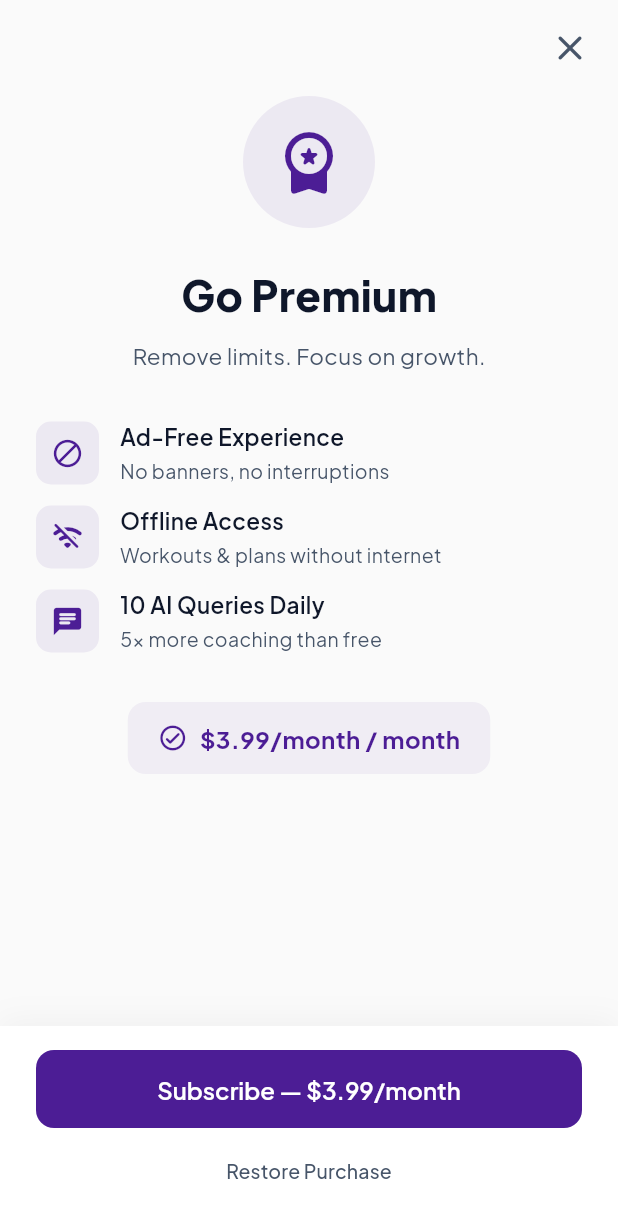
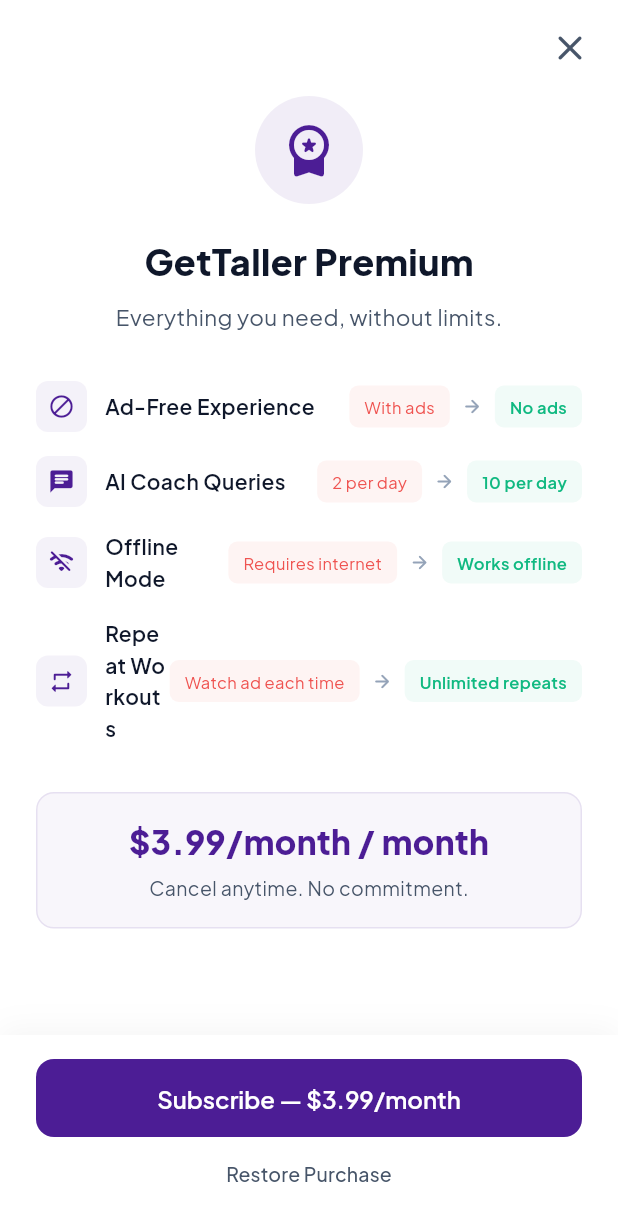
Before and after one commit to MirzaAliAkbar/GetTaller, a Flutter app: the PremiumScreen screen opened by its route, on a phone screen of 412 x 824 dp. Shown: the top 1221 px of the screen. Run offline on Flutter 3.47's test engine with Material 3 defaults, Android fonts, the phone set to English and light mode, and no system bars; our stand-ins replace connectivity_plus, equatable, firebase_analytics, firebase_core, firebase_crashlytics, firebase_remote_config and 14 more; missing offline and left inert: app_tracking_transparency; accounts and stored records are empty; statements that could not run were skipped.

Commit message:
Fix premium system: banner ads, premium banner, premium screen
- BannerAdWidget: premium users see no ads (was always showing)
- PremiumBanner: subtle inline card (was big purple box)
- PremiumScreen: redesign with free vs premium comparison
- Better value proposition and cleaner layout

```diff
--- a/lib/features/premium/presentation/screens/premium_screen.dart
+++ b/lib/features/premium/presentation/screens/premium_screen.dart
@@ -4,15 +4,7 @@
 import '../../../../core/services/subscription_service.dart';
 import '../../../../core/theme/app_theme.dart';
 
-/// Premium subscription screen — clean, conversion-focused design.
-///
-/// Design System (ui-ux-pro-max):
-/// - Pattern: SaaS Mobile Premium
-/// - Style: Clean, minimal, health/wellness
-/// - Colors: Primary purple, wellness green accent, clean white
-/// - Typography: Plus Jakarta Sans (clean, modern)
-/// - Effects: Subtle shadows, spring animations
-/// - Touch: All targets ≥44px, clear visual hierarchy
+/// Premium subscription screen — clear value proposition.
 class PremiumScreen extends ConsumerStatefulWidget {
   const PremiumScreen({super.key});
 
@@ -20,25 +12,8 @@
   ConsumerState<PremiumScreen> createState() => _PremiumScreenState();
 }
 
-class _PremiumScreenState extends ConsumerState<PremiumScreen>
-    with SingleTickerProviderStateMixin {
-  late AnimationController _animController;
+class _PremiumScreenState extends ConsumerState<PremiumScreen> {
   bool _isSubscribing = false;
-
-  @override
-  void initState() {
-    super.initState();
-    _animController = AnimationController(
-      duration: const Duration(milliseconds: 400),
-      vsync: this,
-    )..forward();
-  }
-
-  @override
-  void dispose() {
-    _animController.dispose();
-    super.dispose();
-  }
 
   @override
   Widget build(BuildContext context) {
@@ -47,11 +22,11 @@
     final price = subscription.priceString;
 
     return Scaffold(
-      backgroundColor: const Color(0xFFFAFAFA),
+      backgroundColor: Colors.white,
       body: SafeArea(
         child: Column(
           children: [
-            // ── Close button ──
+            // Close button
             Align(
               alignment: Alignment.topRight,
               child: Padding(
@@ -67,27 +42,17 @@
               ),
             ),
 
-            // ── Content ──
+            // Content
             Expanded(
               child: SingleChildScrollView(
                 padding: const EdgeInsets.symmetric(horizontal: 24),
-                child: FadeTransition(
-                  opacity: _animController,
-                  child: SlideTransition(
-                    position: Tween<Offset>(
-                      begin: const Offset(0, 0.05),
-                      end: Offset.zero,
-                    ).animate(CurvedAnimation(
-                      parent: _animController,
-                      curve: Curves.easeOut,
-                    )),
                 child: Column(
                   children: [
                     const SizedBox(height: 8),
 
-                        // ── Premium icon ──
+                    // Premium icon
                     Container(
-                          padding: const EdgeInsets.all(20),
+                      padding: const EdgeInsets.all(16),
                       decoration: BoxDecoration(
                         color: AppTheme.primary.withOpacity(0.08),
                         shape: BoxShape.circle,
@@ -95,23 +60,23 @@
                       child: Icon(
                         Icons.workspace_premium_rounded,
                         color: AppTheme.primary,
-                            size: 48,
+                        size: 40,
                       ),
                     ),
-                        const SizedBox(height: 24),
+                    const SizedBox(height: 20),
 
-                        // ── Title ──
+                    // Title
                     Text(
-                          'Go Premium',
+                      'GetTaller Premium',
                       style: GoogleFonts.plusJakartaSans(
-                            fontSize: 28,
+                        fontSize: 24,
                         fontWeight: FontWeight.w800,
                         color: AppTheme.textPrimary,
                       ),
                     ),
                     const SizedBox(height: 8),
                     Text(
-                          'Remove limits. Focus on growth.',
+                      'Everything you need, without limits.',
                       style: GoogleFonts.plusJakartaSans(
                         fontSize: 15,
                         color: AppTheme.textSecondary,
@@ -119,65 +84,75 @@
                     ),
                     const SizedBox(height: 32),
 
-                        // ── Benefits ──
-                        _buildBenefit(
+                    // Benefits - comparison style
+                    _buildComparisonRow(
                       icon: Icons.block_rounded,
                       title: 'Ad-Free Experience',
-                          description: 'No banners, no interruptions',
+                      free: 'With ads',
+                      premium: 'No ads',
                     ),
-                        const SizedBox(height: 12),
-                        _buildBenefit(
+                    const SizedBox(height: 16),
+                    _buildComparisonRow(
+                      icon: Icons.chat_rounded,
+                      title: 'AI Coach Queries',
+                      free: '2 per day',
+                      premium: '10 per day',
+                    ),
+                    const SizedBox(height: 16),
+                    _buildComparisonRow(
                       icon: Icons.wifi_off_rounded,
-                          title: 'Offline Access',
-                          description: 'Workouts & plans without internet',
+                      title: 'Offline Mode',
+                      free: 'Requires internet',
+                      premium: 'Works offline',
                     ),
-                        const SizedBox(height: 12),
-                        _buildBenefit(
-                          icon: Icons.chat_rounded,
-                          title: '10 AI Queries Daily',
-                          description: '5x more coaching than free',
+                    const SizedBox(height: 16),
+                    _buildComparisonRow(
+                      icon: Icons.repeat_rounded,
+                      title: 'Repeat Workouts',
+                      free: 'Watch ad each time',
+                      premium: 'Unlimited repeats',
                     ),
                     const SizedBox(height: 32),
 
-                        // ── Price ──
+                    // Price
                     Container(
-                          padding: const EdgeInsets.symmetric(
-                            horizontal: 20,
-                            vertical: 12,
+                      width: double.infinity,
+                      padding: const EdgeInsets.all(16),
+                      decoration: BoxDecoration(
+                        color: AppTheme.primary.withOpacity(0.04),
+                        borderRadius: BorderRadius.circular(12),
+                        border: Border.all(
+                          color: AppTheme.primary.withOpacity(0.1),
                         ),
-                          decoration: BoxDecoration(
-                            color: AppTheme.primary.withOpacity(0.06),
-                            borderRadius: BorderRadius.circular(12),
                       ),
-                          child: Row(
-                            mainAxisSize: MainAxisSize.min,
+                      child: Column(
                         children: [
-                              Icon(
-                                Icons.check_circle_outline_rounded,
-                                color: AppTheme.primary,
-                                size: 20,
-                              ),
-                              const SizedBox(width: 8),
                           Text(
                             '$price / month',
                             style: GoogleFonts.plusJakartaSans(
-                                  fontSize: 16,
-                                  fontWeight: FontWeight.w700,
+                              fontSize: 22,
+                              fontWeight: FontWeight.w800,
                               color: AppTheme.primary,
+                            ),
+                          ),
+                          const SizedBox(height: 4),
+                          Text(
+                            'Cancel anytime. No commitment.',
+                            style: GoogleFonts.plusJakartaSans(
+                              fontSize: 13,
+                              color: AppTheme.textSecondary,
                             ),
                           ),
                         ],
                       ),
                     ),
-                        const SizedBox(height: 48),
+                    const SizedBox(height: 24),
                   ],
                 ),
               ),
             ),
-              ),
-            ),
 
-            // ── CTA Section (Thumb Zone) ──
+            // CTA Section
             _buildCTASection(subscription, isPremium, price),
           ],
         ),
@@ -185,43 +160,66 @@
     );
   }
 
-  Widget _buildBenefit({
+  Widget _buildComparisonRow({
     required IconData icon,
     required String title,
-    required String description,
+    required String free,
+    required String premium,
   }) {
     return Row(
       children: [
+        // Icon
         Container(
-          padding: const EdgeInsets.all(10),
+          padding: const EdgeInsets.all(8),
           decoration: BoxDecoration(
-            color: AppTheme.primary.withOpacity(0.08),
-            borderRadius: BorderRadius.circular(10),
+            color: AppTheme.primary.withOpacity(0.06),
+            borderRadius: BorderRadius.circular(8),
           ),
-          child: Icon(icon, color: AppTheme.primary, size: 22),
+          child: Icon(icon, color: AppTheme.primary, size: 18),
         ),
-        const SizedBox(width: 14),
+        const SizedBox(width: 12),
+        // Title
         Expanded(
-          child: Column(
-            crossAxisAlignment: CrossAxisAlignment.start,
-            children: [
-              Text(
+          child: Text(
             title,
             style: GoogleFonts.plusJakartaSans(
-                  fontSize: 15,
+              fontSize: 14,
               fontWeight: FontWeight.w600,
               color: AppTheme.textPrimary,
             ),
           ),
-              const SizedBox(height: 2),
-              Text(
-                description,
+        ),
+        // Free vs Premium
+        Container(
+          padding: const EdgeInsets.symmetric(horizontal: 10, vertical: 6),
+          decoration: BoxDecoration(
+            color: Colors.red.withOpacity(0.06),
+            borderRadius: BorderRadius.circular(6),
+          ),
+          child: Text(
+            free,
             style: GoogleFonts.plusJakartaSans(
-                  fontSize: 13,
-                  color: AppTheme.textSecondary,
+              fontSize: 11,
+              color: Colors.red.shade400,
             ),
           ),
-            ],
+        ),
+        const SizedBox(width: 8),
+        Icon(Icons.arrow_forward_rounded, color: AppTheme.textTertiary, size: 14),
+        const SizedBox(width: 8),
+        Container(
+          padding: const EdgeInsets.symmetric(horizontal: 10, vertical: 6),
+          decoration: BoxDecoration(
+            color: AppTheme.success.withOpacity(0.06),
+            borderRadius: BorderRadius.circular(6),
+          ),
+          child: Text(
+            premium,
+            style: GoogleFonts.plusJakartaSans(
+              fontSize: 11,
+              fontWeight: FontWeight.w600,
+              color: AppTheme.success,
+            ),
           ),
         ),
       ],
@@ -249,12 +247,12 @@
         mainAxisSize: MainAxisSize.min,
         children: [
           if (isPremium) ...[
-            // Premium active state
+            // Premium active
             Container(
               width: double.infinity,
               padding: const EdgeInsets.symmetric(vertical: 16),
               decoration: BoxDecoration(
-                color: const Color(0xFFF0FDF4),
+                color: AppTheme.success.withOpacity(0.08),
                 borderRadius: BorderRadius.circular(12),
                 border: Border.all(
                   color: AppTheme.success.withOpacity(0.2),
@@ -263,11 +261,7 @@
               child: Row(
                 mainAxisAlignment: MainAxisAlignment.center,
                 children: [
-                  Icon(
-                    Icons.check_circle_rounded,
-                    color: AppTheme.success,
-                    size: 20,
-                  ),
+                  Icon(Icons.check_circle_rounded, color: AppTheme.success, size: 20),
                   const SizedBox(width: 8),
                   Text(
                     'Premium Active',
@@ -286,15 +280,12 @@
               width: double.infinity,
               height: 52,
               child: ElevatedButton(
-                onPressed: _isSubscribing
-                    ? null
-                    : () => _handleSubscribe(subscription),
+                onPressed: _isSubscribing ? null : () => _handleSubscribe(subscription),
                 style: ElevatedButton.styleFrom(
                   backgroundColor: AppTheme.primary,
                   foregroundColor: Colors.white,
                   disabledBackgroundColor: AppTheme.primary.withOpacity(0.5),
                   elevation: 0,
-                  shadowColor: Colors.transparent,
                   shape: RoundedRectangleBorder(
                     borderRadius: BorderRadius.circular(12),
                   ),
@@ -317,15 +308,12 @@
                       ),
               ),
             ),
-            const SizedBox(height: 10),
-            // Restore purchase (separate, subtle)
+            const SizedBox(height: 8),
+            // Restore
             TextButton(
               onPressed: () => _handleRestore(subscription),
               style: TextButton.styleFrom(
-                padding: const EdgeInsets.symmetric(
-                  horizontal: 16,
-                  vertical: 10,
-                ),
+                padding: const EdgeInsets.symmetric(horizontal: 16, vertical: 8),
                 minimumSize: Size.zero,
                 tapTargetSize: MaterialTapTargetSize.shrinkWrap,
               ),
@@ -360,12 +348,11 @@
               ),
               backgroundColor: AppTheme.success,
               behavior: SnackBarBehavior.floating,
-              shape: RoundedRectangleBorder(
-                borderRadius: BorderRadius.circular(10),
-              ),
+              shape: RoundedRectangleBorder(borderRadius: BorderRadius.circular(10)),
               duration: const Duration(seconds: 2),
             ),
           );
+          Navigator.of(context).pop();
         }
       }
     } catch (e) {
@@ -384,12 +371,9 @@
                 : 'No active subscription found.',
             style: GoogleFonts.plusJakartaSans(fontWeight: FontWeight.w500),
           ),
-          backgroundColor:
-              subscription.isPremium ? AppTheme.success : AppTheme.warning,
+          backgroundColor: subscription.isPremium ? AppTheme.success : AppTheme.warning,
           behavior: SnackBarBehavior.floating,
-          shape: RoundedRectangleBorder(
-            borderRadius: BorderRadius.circular(10),
-          ),
+          shape: RoundedRectangleBorder(borderRadius: BorderRadius.circular(10)),
         ),
       );
     }
```
Also changed, not shown: lib/features/premium/presentation/widgets/premium_banner.dart (+26 -86 lines), lib/shared/widgets/banner_ad_widget.dart (+11 -1 lines). Lines whose indentation alone changed are shown as unchanged.
